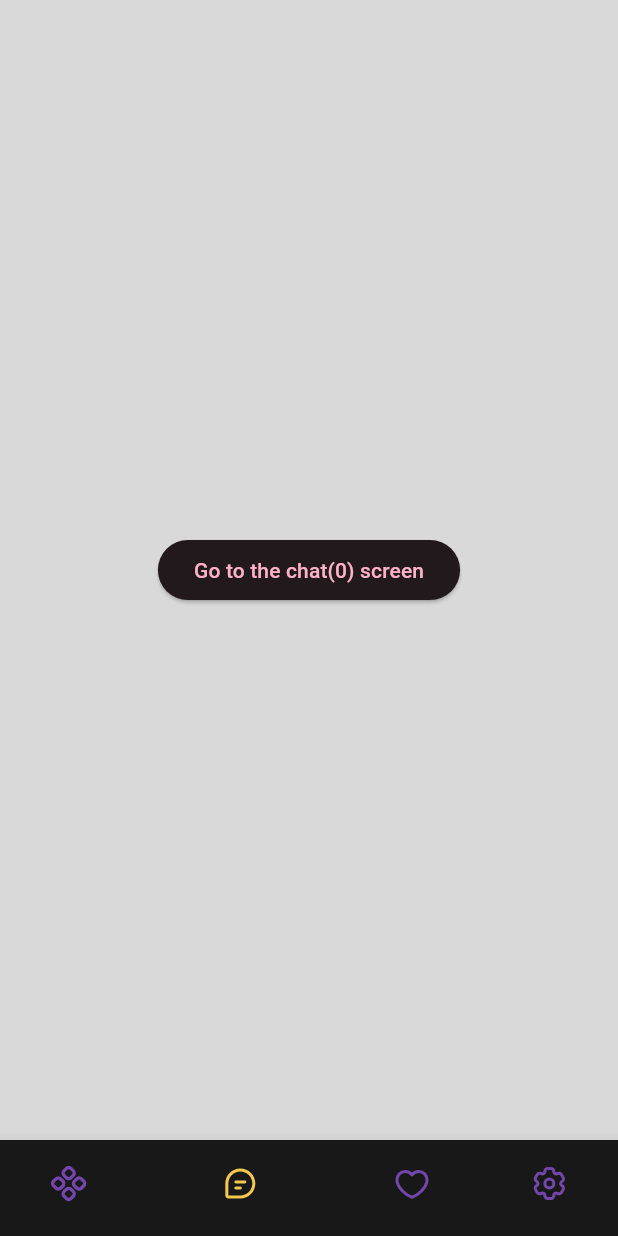
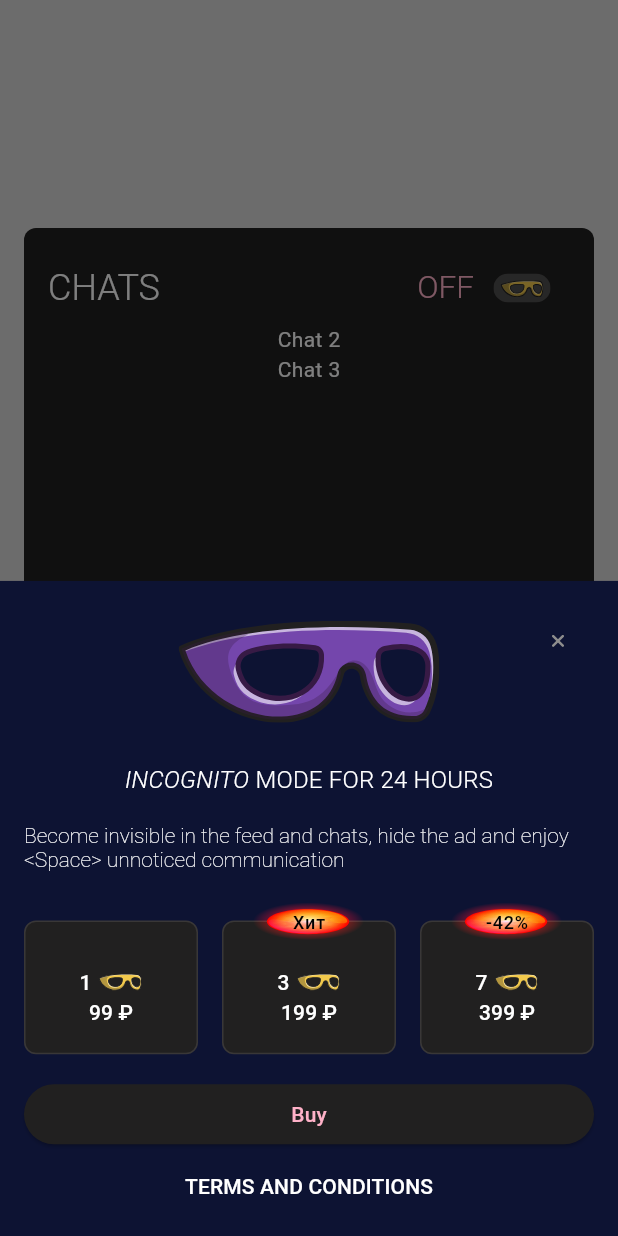
Before and after one commit to s4ysolutions/multiplatform-comparision, a Flutter app: the screen it shows after launch, on a phone screen of 412 x 824 dp. Run offline on Flutter 3.47's test engine with Material 3 defaults, Android fonts, the phone set to English and light mode, and no system bars; our stand-ins replace flutter_svg, go_router; generated files the repository leaves out were written again.

Commit message:
draft incognito panel

```diff
--- /dev/null
+++ b/flutter/devtools_options.yaml
@@ -0,0 +1,4 @@
+description: This file stores settings for Dart & Flutter DevTools.
+documentation: https://docs.flutter.dev/tools/devtools/extensions#configure-extension-enablement-states
+extensions:
+  - provider: true
--- a/flutter/lib/l10n/app_en.arb
+++ b/flutter/lib/l10n/app_en.arb
@@ -1,7 +1,15 @@
 {
+  "buyLabel": "Buy",
   "chatsLabel": "Chats",
   "chatsTitle": "Chats",
   "favoritesLabel": "Favorites",
   "homeLabel": "Home",
-  "settingsLabel": "Settings"
+  "incognito_mode_24": "Incognito mode for 24 hours",
+  "incognito_mode_24_1": "",
+  "incognito_mode_24_2": "Incognito",
+  "incognito_mode_24_3": " mode for 24 hours",
+  "incognito_mode_24_description": "Become invisible in the feed and chats, hide the ad and enjoy <Space> unnoticed communication",
+  "off": "Off",
+  "settingsLabel": "Settings",
+  "termsConditionsLabel": "Terms and conditions"
 }
--- a/flutter/lib/l10n/app_ru.arb
+++ b/flutter/lib/l10n/app_ru.arb
@@ -1,7 +1,15 @@
 {
+  "buyLabel": "Купить",
   "chatsLabel": "Чаты",
   "chatsTitle": "Чаты",
   "favoritesLabel": "Избранное",
   "homeLabel": "Главная",
-  "settingsLabel": "Настройки"
+  "incognito_mode_24": "Режим инкогнито на 24 часа",
+  "incognito_mode_24_1": "Режим ",
+  "incognito_mode_24_2": "инкогнито",
+  "incognito_mode_24_3": " на 24 часа",
+  "incognito_mode_24_description": "Стань невидимкой в ленте и чатах, скрой объявление и наслаждайся <Space> незамеченным общением",
+  "off": "Off",
+  "settingsLabel": "Настройки",
+  "termsConditionsLabel": "Условия и положения"
 }
--- a/flutter/lib/presentation/scaffolds/bottom_nav.dart
+++ b/flutter/lib/presentation/scaffolds/bottom_nav.dart
@@ -1,12 +1,15 @@
 import 'package:flutter/material.dart';
 import 'package:go_router/go_router.dart';
+import 'package:puretest/presentation/state/providers/app.dart';
+import 'package:puretest/presentation/widgets/app_wrapper.dart';
 import 'package:puretest/presentation/widgets/bottom_nav.dart';
 
 class BottomNavScaffold extends StatelessWidget {
   final Widget child;
   final GoRouterState state;
 
-  const BottomNavScaffold({super.key, required this.child, required this.state});
+  const BottomNavScaffold(
+      {super.key, required this.child, required this.state});
 
   @override
   Widget build(BuildContext context) {
@@ -15,9 +18,14 @@ class BottomNavScaffold extends StatelessWidget {
         currentPath == '/chats' ||
         currentPath == '/favorites' ||
         currentPath == '/settings';
-    return Scaffold(
-      body: child,
-      bottomNavigationBar: bottom ? MainBottomNavBar(state: state) : null,
-    );
+    return AppProvider(
+        builder: (context, _) => AppWrapper(
+                child: Scaffold(
+              backgroundColor:
+                  Theme.of(context).colorScheme.surfaceContainerLowest,
+              body: child,
+              bottomNavigationBar:
+                  bottom ? MainBottomNavBar(state: state) : null,
+            )));
   }
 }
--- a/flutter/lib/presentation/screens/chats.dart
+++ b/flutter/lib/presentation/screens/chats.dart
@@ -1,16 +1,28 @@
 import 'package:flutter/material.dart';
-import 'package:go_router/go_router.dart';
+import 'package:puretest/presentation/widgets/chats/title.dart';
+import 'package:puretest/presentation/widgets/chats/panel.dart';
+
+import '../widgets/chats/incognito_switch.dart';
 
 class ChatsScreen extends StatelessWidget {
   const ChatsScreen({super.key});
 
   @override
   Widget build(BuildContext context) {
-    return Center(
-      child: ElevatedButton(
-        onPressed: () => context.go('/chats/0'),
-        child: const Text('Go to the chat(0) screen'),
-      ),
-    );
+    return const ChatsPanel(
+        child: Padding(
+            padding: EdgeInsets.all(16),
+            child: Column(
+              children: <Widget>[
+                Row(
+                  children: <Widget>[
+                    Expanded(child: ChatsTitle()),
+                    ChatIncognitoSwitch(),
+                  ],
+                ),
+                Text('Chat 2'),
+                Text('Chat 3'),
+              ],
+            )));
   }
 }
--- /dev/null
+++ b/flutter/lib/presentation/state/notifiers/buy_incognito_visibility.dart
@@ -0,0 +1,22 @@
+import 'package:flutter/cupertino.dart';
+
+class BuyIncognitoVisibility extends ChangeNotifier {
+  bool _isVisible = true;
+
+  bool get isVisible => _isVisible;
+
+  void show() {
+    _isVisible = true;
+    notifyListeners();
+  }
+
+  void hide() {
+    _isVisible = false;
+    notifyListeners();
+  }
+
+  void toggle() {
+    _isVisible = !_isVisible;
+    notifyListeners();
+  }
+}
--- /dev/null
+++ b/flutter/lib/presentation/state/providers/app.dart
@@ -0,0 +1,17 @@
+import 'package:flutter/cupertino.dart';
+import 'package:provider/provider.dart';
+
+import '../notifiers/buy_incognito_visibility.dart';
+
+class AppProvider extends StatelessWidget {
+  final TransitionBuilder builder;
+
+  const AppProvider({super.key, required this.builder});
+
+  @override
+  Widget build(BuildContext context) {
+    return MultiProvider(builder: builder, providers: [
+      ChangeNotifierProvider(create: (context) => BuyIncognitoVisibility()),
+    ]);
+  }
+}
--- a/flutter/lib/presentation/theme/app.dart
+++ b/flutter/lib/presentation/theme/app.dart
@@ -23,7 +23,10 @@ final appTheme = ThemeData(
   colorScheme:
       ColorScheme.fromSeed(seedColor: Colors.black, brightness: Brightness.dark)
           .copyWith(
-    surface: const Color(0xFFD9D9D9),
+    surfaceContainerLowest: const Color(0xFFD9D9D9),
+    surfaceContainerLow: const Color(0xFF212020),
+    surfaceContainerHigh: const Color(0xFF0D1333),
+    onSurfaceVariant: const Color(0xFF393737)
     /*
           canvasColor: const Color(0x00393737),
         primary: Colors.blue,
@@ -41,7 +44,22 @@ final appTheme = ThemeData(
         brightness: Brightness.dark,
        */
   ),
+  typography: Typography.material2021(),
   textTheme: const TextTheme(
-    headlineLarge: TextStyle(fontSize: 24.0, fontFamily: 'sans-serif'),
+    titleLarge: TextStyle(fontSize: 24.0, fontFamily: 'sans-serif', fontWeight: FontWeight.w300),
+    titleMedium: TextStyle(fontSize: 16.0, fontFamily: 'sans-serif', fontWeight: FontWeight.w300),
+    displayMedium: TextStyle(fontSize: 14.0, fontFamily: 'sans-serif', fontWeight: FontWeight.w200),
+  ),
+  textButtonTheme: TextButtonThemeData(
+    style: ButtonStyle(
+      textStyle: WidgetStateProperty.all<TextStyle>(
+        const TextStyle(fontSize: 21.0, fontFamily: 'sans-serif', fontWeight: FontWeight.w300),
+      ),
+    ),
+  ),
+  buttonTheme: const ButtonThemeData(
+    shape: RoundedRectangleBorder(
+      borderRadius: BorderRadius.all(Radius.circular(8.0)),
+    ),
   ),
 );
--- /dev/null
+++ b/flutter/lib/presentation/widgets/app_wrapper.dart
@@ -0,0 +1,33 @@
+import 'package:flutter/material.dart';
+import 'package:provider/provider.dart';
+import 'package:puretest/presentation/state/notifiers/buy_incognito_visibility.dart';
+import 'package:puretest/presentation/widgets/buy/panel.dart';
+
+class AppWrapper extends StatelessWidget {
+  final Widget child;
+
+  const AppWrapper({super.key, required this.child});
+
+  @override
+  Widget build(BuildContext context) {
+    return Consumer<BuyIncognitoVisibility>(
+        builder: (context, buyIncognitoVisibility, _) {
+      return Stack(
+        children: [
+          child,
+          if (buyIncognitoVisibility.isVisible)
+            Container(
+              color: Colors.black.withOpacity(0.5),
+            ),
+          if (buyIncognitoVisibility.isVisible)
+            Positioned(
+                bottom: 0,
+                height: MediaQuery.of(context).size.height * 0.53,
+                width: MediaQuery.of(context).size.width,
+                child: BuyIncognito(
+                    buyIncognitoVisibility: buyIncognitoVisibility)),
+        ],
+      );
+    });
+  }
+}
--- /dev/null
+++ b/flutter/lib/presentation/widgets/buy/panel.dart
@@ -0,0 +1,110 @@
+import 'package:flutter_gen/gen_l10n/app_l10n.dart';
+import 'package:flutter/material.dart';
+import 'package:flutter_svg/svg.dart';
+
+import 'package:puretest/presentation/state/notifiers/buy_incognito_visibility.dart';
+import 'package:puretest/presentation/widgets/buy/product.dart';
+
+class BuyIncognito extends StatelessWidget {
+  final BuyIncognitoVisibility buyIncognitoVisibility;
+
+  const BuyIncognito({super.key, required this.buyIncognitoVisibility});
+
+  @override
+  Widget build(BuildContext context) {
+    final l10n = AppLocalizations.of(context)!;
+    final tt = Theme.of(context).textTheme;
+    final cs = Theme.of(context).colorScheme;
+    return Container(
+        decoration: BoxDecoration(
+          color: cs.surfaceContainerHigh,
+        ),
+        padding: const EdgeInsets.all(16.0),
+        child: Column(
+          children: <Widget>[
+            Expanded(
+                child: Stack(
+              children: [
+                Align(
+                  alignment: Alignment.center,
+                  child: SvgPicture.asset(
+                      "assets/images/buy/incognito_mode.svg",
+                      fit: BoxFit.cover),
+                ),
+                Positioned(
+                    top: 0,
+                    right: 0,
+                    child: IconButton(
+                      icon: SvgPicture.asset("assets/images/buy/cross.svg",
+                          height: 8, width: 8),
+                      onPressed: () {
+                        buyIncognitoVisibility.toggle();
+                        /*
+                    Provider.of<BuyIncognitoVisibility>(context, listen: false)
+                        .toggle();
+                     */
+                      },
+                    )),
+              ],
+            )),
+            const SizedBox(height: 16),
+            Expanded(
+                child: Column(
+              children: [
+                RichText(
+                  text: TextSpan(
+                    children: [
+                      TextSpan(
+                        text: l10n.incognito_mode_24_1.toUpperCase(),
+                      ),
+                      TextSpan(
+                        text: l10n.incognito_mode_24_2.toUpperCase(),
+                        style: tt.titleMedium?.copyWith(
+                          fontStyle: FontStyle.italic,
+                        ),
+                      ),
+                      TextSpan(
+                        text: l10n.incognito_mode_24_3.toUpperCase(),
+                      ),
+                    ],
+                    style: tt.titleMedium,
+                  ),
+                ),
+                const Spacer(),
+                Text(
+                  l10n.incognito_mode_24_description,
+                  style: tt.displayMedium,
+                ),
+                const Spacer(),
+              ],
+            )),
+            const SizedBox(height: 16),
+            const Expanded(
+                child: Row(
+              children: [
+                Expanded(child: Product(title: "1", price: 99, currency: "₽")),
+                SizedBox(width: 16),
+                Expanded(child: Product(title: "3", price: 199, currency: "₽", highlight: "Хит")),
+                SizedBox(width: 16),
+                Expanded(child: Product(title: "7", price: 399, currency: "₽", highlight: "-42%",)),
+              ],
+            )),
+            const SizedBox(height: 16),
+            Expanded(
+                child: Column(
+              children: [
+                Container(
+                    width: double.infinity,
+                    child: ElevatedButton(
+                        onPressed: () {}, child: Text(l10n.buyLabel))),
+                const Spacer(),
+                TextButton(
+                    onPressed: () {},
+                    child: Text(l10n.termsConditionsLabel.toUpperCase(),
+                        style: tt.labelLarge))
+              ],
+            )),
+          ],
+        ));
+  }
+}
--- /dev/null
+++ b/flutter/lib/presentation/widgets/buy/product.dart
@@ -0,0 +1,75 @@
+import 'package:flutter/material.dart';
+import 'package:flutter_svg/flutter_svg.dart';
+
+class Product extends StatelessWidget {
+  final String title;
+  final int price;
+  final String currency;
+  final String? highlight;
+
+  const Product({
+    super.key,
+    required this.title,
+    required this.price,
+    required this.currency,
+    this.highlight,
+  });
+
+  @override
+  Widget build(BuildContext context) {
+    final theme = Theme.of(context);
+    final cs = theme.colorScheme;
+    final tt = theme.textTheme;
+    return Stack(
+      children: [
+        Container(
+          decoration: BoxDecoration(
+            color: cs.surfaceContainerLow,
+            // Set the background color
+            border: Border.all(color: cs.onSurfaceVariant),
+            // Set the border color
+            borderRadius: BorderRadius.circular(8.0), // Set the border radius
+          ),
+          padding: const EdgeInsets.only(top: 13.0),
+          child: Column(
+            mainAxisAlignment: MainAxisAlignment.center,
+            children: [
+              Row(
+                mainAxisAlignment: MainAxisAlignment.center,
+                children: [
+                  Text(
+                    title,
+                    style: tt.labelLarge,
+                  ),
+                  SizedBox(width: 4),
+                  SvgPicture.asset("assets/images/buy/incognito.svg",
+                      width: 30),
+                ],
+              ),
+              Text(
+                "$price $currency",
+                style: tt.labelLarge,
+              ),
+            ],
+          ),
+        ),
+        if (highlight != null)
+          Transform.translate(
+            offset: const Offset(0, -12),
+            child: Align(
+              alignment: Alignment.topCenter,
+              child: SvgPicture.asset("assets/images/buy/bulb.svg", height: 25),
+            ),
+          ),
+        if (highlight != null)
+          Transform.translate(
+            offset: Offset(0, -tt.labelMedium!.fontSize!/2),
+            child: Align(
+              alignment: Alignment.topCenter,
+              child: Text(highlight!, style: tt.labelMedium!.copyWith(color: Colors.black)),
+            ),
+          )
+      ],
+    );
+  }
+}
--- /dev/null
+++ b/flutter/lib/presentation/widgets/chats/incognito_switch.dart
@@ -0,0 +1,38 @@
+import 'package:flutter/material.dart';
+import 'package:flutter_gen/gen_l10n/app_l10n.dart';
+import 'package:flutter_svg/svg.dart';
+import 'package:provider/provider.dart';
+import 'package:puretest/presentation/state/notifiers/buy_incognito_visibility.dart';
+
+class ChatIncognitoSwitch extends StatelessWidget {
+  const ChatIncognitoSwitch({super.key});
+
+  @override
+  Widget build(BuildContext context) {
+    final l10n = AppLocalizations.of(context)!;
+
+    return Consumer<BuyIncognitoVisibility>(
+        builder: (context, buyIncognitoVisibility, _) {
+          return TextButton(
+              onPressed: () {
+                Provider.of<BuyIncognitoVisibility>(context, listen: false)
+                    .toggle();
+              },
+              child: Row(children: [
+                Text(
+                  l10n.off.toUpperCase(),
+                  /*
+                  style: Theme
+                      .of(context)
+                      .textTheme
+                      .labelLarge,
+                   */
+                ),
+                const SizedBox(width: 12),
+                SvgPicture.asset("assets/images/chats/incognito_switch_off.svg",
+                    width: 40, height: 20),
+              ]));
+        }
+    );
+  }
+}
--- /dev/null
+++ b/flutter/lib/presentation/widgets/chats/panel.dart
@@ -0,0 +1,37 @@
+import 'package:flutter/material.dart';
+import 'package:provider/provider.dart';
+import 'package:puretest/presentation/state/notifiers/buy_incognito_visibility.dart';
+
+class ChatsPanel extends StatelessWidget {
+  final Widget child;
+
+  const ChatsPanel({super.key, required this.child});
+
+  @override
+  Widget build(BuildContext context) {
+    return Consumer<BuyIncognitoVisibility>(
+        builder: (context, buyIncognitoVisibility, _) {
+      return LayoutBuilder(
+          builder: (BuildContext context, BoxConstraints constraints) {
+        return Padding(
+            padding: EdgeInsets.only(
+                top: constraints.maxHeight * 0.2,
+                left: buyIncognitoVisibility.isVisible ? 16 : 0,
+                right: buyIncognitoVisibility.isVisible ? 16 : 0),
+            child: Container(
+              decoration: BoxDecoration(
+                color: Theme.of(context).colorScheme.surfaceContainerLow,
+                borderRadius: const BorderRadius.only(
+                  topLeft: Radius.circular(8.0),
+                  topRight: Radius.circular(8.0),
+                ),
+              ),
+              height: constraints.maxHeight * 0.8,
+              width: constraints.maxWidth,
+              // 80% of the parent container's height
+              child: child,
+            ));
+      });
+    });
+  }
+}
--- a/flutter/lib/presentation/widgets/chats/title.dart
+++ b/flutter/lib/presentation/widgets/chats/title.dart
@@ -7,7 +7,7 @@ class ChatsTitle extends StatelessWidget {
   @override
   Widget build(BuildContext context) {
     final l10n = AppLocalizations.of(context)!;
-    return Text(l10n.chatsTitle,
-        style: Theme.of(context).textTheme.headlineLarge);
+    return Text(l10n.chatsTitle.toUpperCase(),
+        style: Theme.of(context).textTheme.titleLarge);
   }
 }
```
Also changed, not shown: flutter/pubspec.yaml (+7 -1 lines), flutter/assets/images/buy/bulb.svg (added), flutter/assets/images/buy/cross.svg (added), flutter/assets/images/buy/incognito.svg (added), flutter/assets/images/buy/incognito_mode.svg (added), flutter/assets/images/chats/incognito_switch_off.svg (added), flutter/pubspec.lock.
